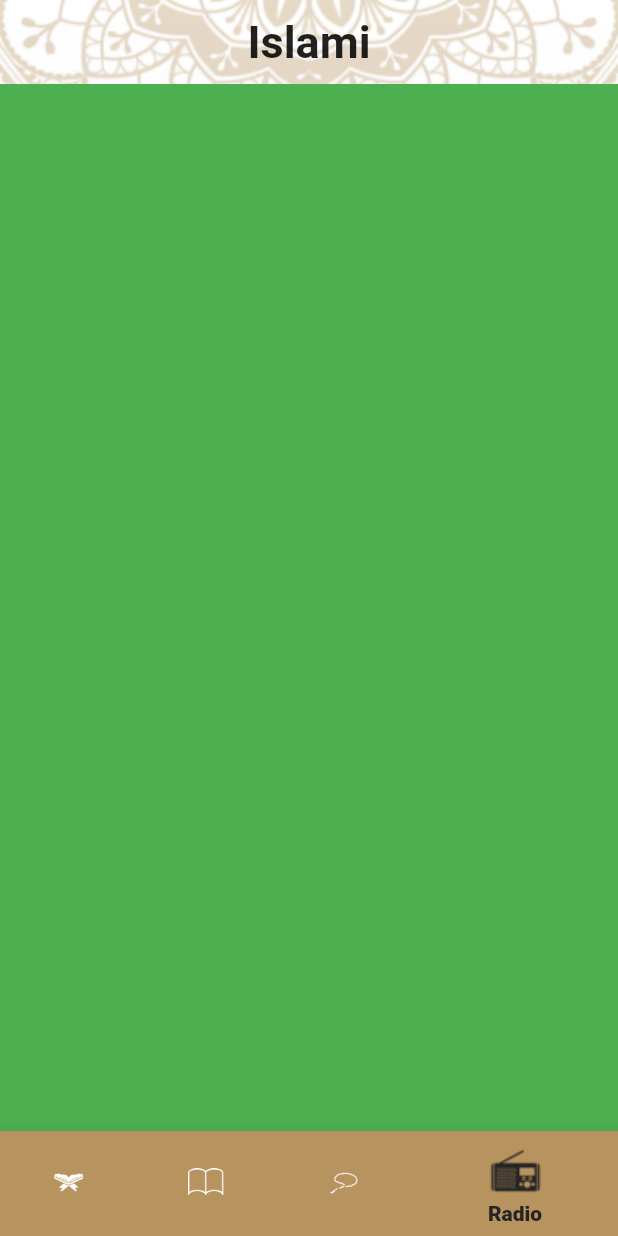
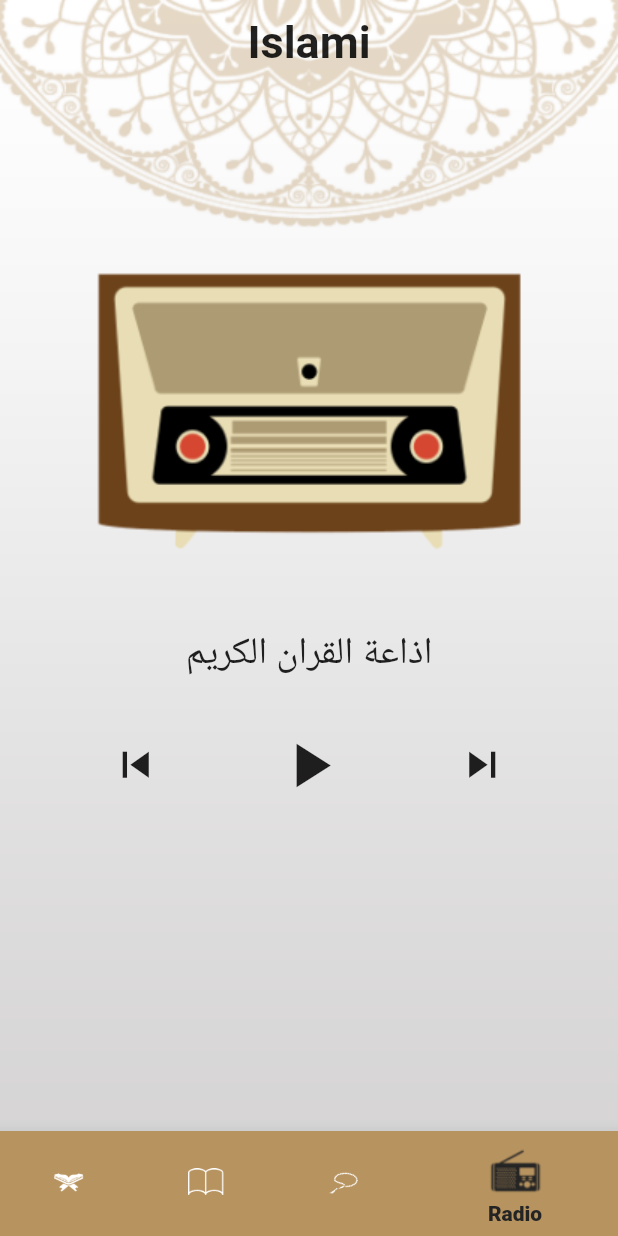
Before and after one commit to elnefyawi/islami_app_route, a Flutter app: the screen it shows after launch, item 4 of the bottom bar chosen, on a phone screen of 412 x 824 dp. Run offline on Flutter 3.47's test engine with Material 2 defaults, Android fonts, the phone set to English and light mode, and no system bars.

```diff
--- a/lib/radio/redio_tab.dart
+++ b/lib/radio/redio_tab.dart
@@ -3,8 +3,38 @@ import 'package:flutter/material.dart';
 class RedioTab extends StatelessWidget {
   @override
   Widget build(BuildContext context) {
-    return Container(
-      color: Colors.green,
+    return Column(
+      crossAxisAlignment: CrossAxisAlignment.stretch,
+      children: [
+        Container(
+            margin:
+                EdgeInsets.only(top: MediaQuery.of(context).size.height * 0.13),
+            child: Image.asset('assets/images/radio_logo.png')),
+        Container(
+            margin: EdgeInsets.only(
+              top: MediaQuery.of(context).size.height * 0.04,
+              bottom: MediaQuery.of(context).size.height * 0.04,
+            ),
+            child: Text(
+              'اذاعة القران الكريم',
+              style: Theme.of(context).textTheme.titleMedium,
+              textAlign: TextAlign.center,
+            )),
+        const Row(
+          mainAxisAlignment: MainAxisAlignment.spaceEvenly,
+          children: [
+            Icon(
+              Icons.skip_previous,
+              size: 35,
+            ),
+            Icon(Icons.play_arrow, size: 50),
+            Icon(
+              Icons.skip_next,
+              size: 35,
+            ),
+          ],
+        )
+      ],
     );
   }
 }
```
Also changed, not shown: assets/images/2.0x/radio_logo@2x.png (added), assets/images/3.0x/radio_logo@3x.png (added), assets/images/radio_logo.png (added).
